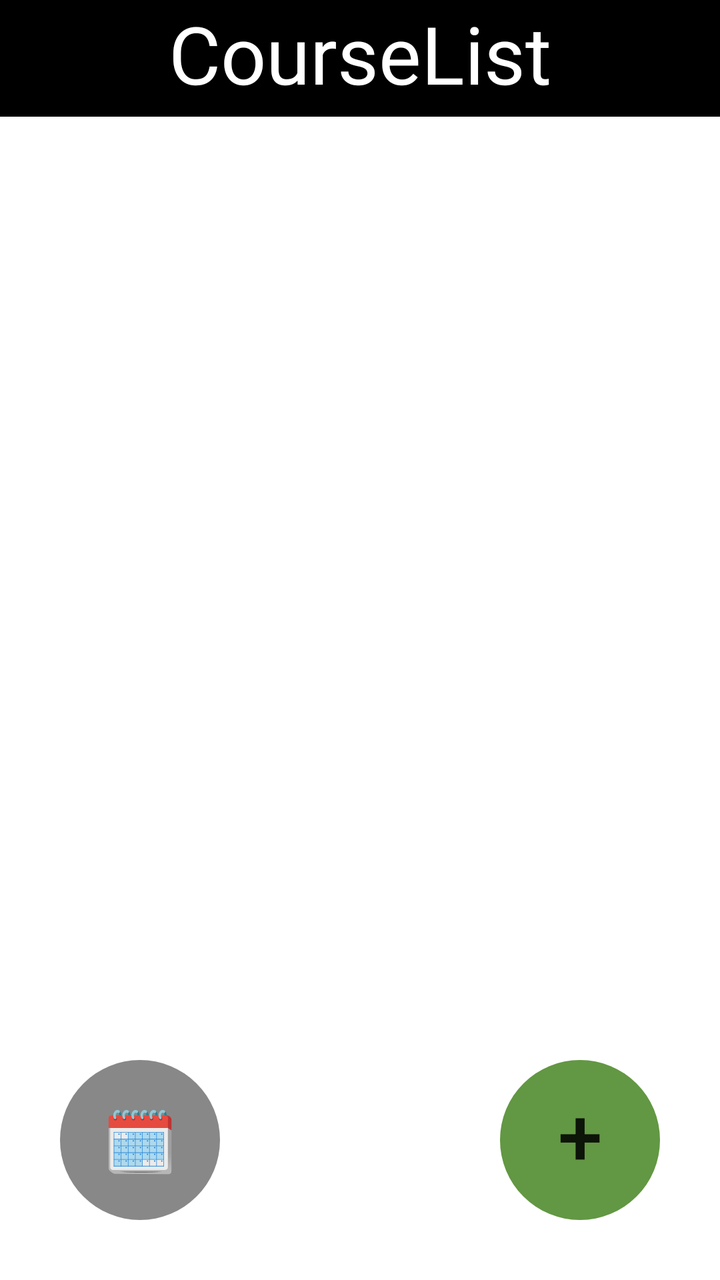
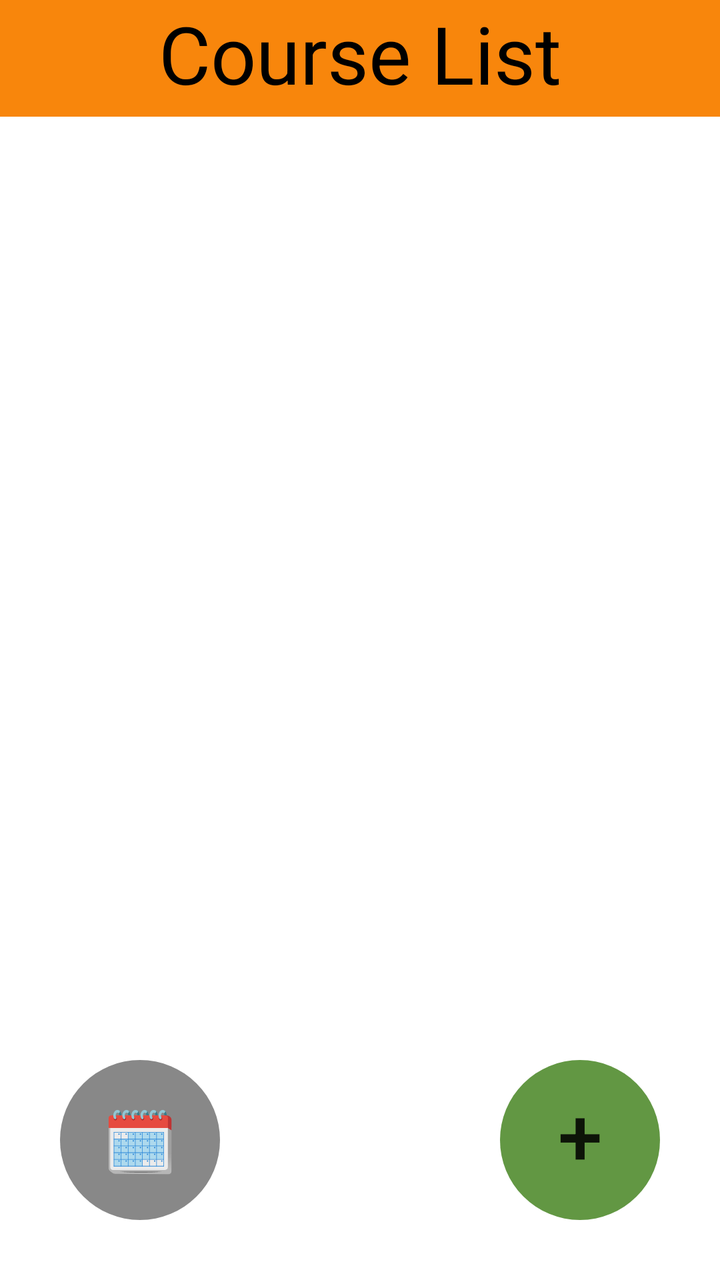

An Android layout rendered at two revisions. The XML below is the earlier revision; the diff shows what the commit changed to produce the second picture.
<!-- AndroidManifest.xml: application theme Theme.Ecampus -->
<!-- res/layout/main_layout.xml -->
<?xml version="1.0" encoding="utf-8"?>
<FrameLayout
    xmlns:android="http://schemas.android.com/apk/res/android"
    xmlns:tools="http://schemas.android.com/tools"
    xmlns:app="http://schemas.android.com/apk/res-auto"
    android:layout_width="match_parent"
    android:layout_height="match_parent"
    android:background="@color/black">
    <LinearLayout
        android:id="@+id/mainview"
        android:orientation="vertical"
        android:layout_width="match_parent"
        android:layout_height="match_parent"
        tools:context=".MainActivity"
        android:background="@color/white">
        <TextView
            android:layout_width="match_parent"
            android:layout_height="wrap_content"
            android:textSize="40sp"
            android:text="CourseList"
            android:textAlignment="center"
            android:background="@color/black"
            android:textColor="@color/white"
            android:paddingBottom="5dp"/>
    </LinearLayout>
    <androidx.constraintlayout.widget.ConstraintLayout
        android:layout_width="match_parent"
        android:layout_height="match_parent">

        <Space
            android:id="@+id/space2"
            android:layout_width="30dp"
            android:layout_height="30dp"
            app:layout_constraintBottom_toBottomOf="parent"
            app:layout_constraintStart_toStartOf="parent" />

        <Button
            android:id="@+id/button2"
            android:layout_width="80dp"
            android:layout_height="80dp"
            android:background="@drawable/round_button"
            android:backgroundTint="@color/green"
            android:onClick="newCourse"
            android:paddingBottom="6dp"
            android:text="+"
            android:textAlignment="center"
            android:textSize="40dp"
            app:layout_constraintBottom_toTopOf="@+id/space"
            app:layout_constraintEnd_toStartOf="@+id/space" />

        <Button
            android:id="@+id/button3"
            android:layout_width="80dp"
            android:layout_height="80dp"
            android:onClick="toCalendar"
            android:text="🗓️"
            android:textSize="30dp"
            android:background="@drawable/round_button"
            android:backgroundTint="@color/gray"
            app:layout_constraintBottom_toTopOf="@+id/space2"
            app:layout_constraintStart_toEndOf="@+id/space2" />

        <Space
            android:id="@+id/space"
            android:layout_width="30dp"
            android:layout_height="30dp"
            app:layout_constraintBottom_toBottomOf="parent"
            app:layout_constraintEnd_toEndOf="parent" />
    </androidx.constraintlayout.widget.ConstraintLayout>
</FrameLayout>
<!-- resources referenced by this layout -->
<resources>
  <color name="black">#FF000000</color>
  <color name="gray">#888</color>
  <color name="green">#629743</color>
  <color name="white">#FFFFFFFF</color>
  <!-- drawable round_button (drawable) -->
  <shape xmlns:android="http://schemas.android.com/apk/res/android"
      android:shape="rectangle">
      <corners android:radius="50dp" />
  </shape>
  <style name="Theme.Ecampus" parent="Theme.AppCompat.Light.NoActionBar" />
</resources>

<!-- the commit's change to res/layout/main_layout.xml (unified diff, before → after) -->
@@ -5,7 +5,7 @@
     xmlns:app="http://schemas.android.com/apk/res-auto"
     android:layout_width="match_parent"
     android:layout_height="match_parent"
-    android:background="@color/black">
+    android:background="@color/orange">
     <LinearLayout
         android:id="@+id/mainview"
         android:orientation="vertical"
@@ -17,10 +17,10 @@
             android:layout_width="match_parent"
             android:layout_height="wrap_content"
             android:textSize="40sp"
-            android:text="CourseList"
+            android:text="Course List"
             android:textAlignment="center"
-            android:background="@color/black"
-            android:textColor="@color/white"
+            android:background="@color/orange"
+            android:textColor="@color/black"
             android:paddingBottom="5dp"/>
     </LinearLayout>
     <androidx.constraintlayout.widget.ConstraintLayout
<!-- resource entries referenced after the edit -->
@@ -3,12 +3,15 @@
   <color name="black">#FF000000</color>
   <color name="gray">#888</color>
   <color name="green">#629743</color>
+  <color name="orange">#f8860c</color>
   <color name="white">#FFFFFFFF</color>
   <!-- drawable round_button (drawable) -->
   <shape xmlns:android="http://schemas.android.com/apk/res/android"
       android:shape="rectangle">
       <corners android:radius="50dp" />
   </shape>
-  <style name="Theme.Ecampus" parent="Theme.AppCompat.Light.NoActionBar" />
+  <style name="Theme.Ecampus" parent="Theme.AppCompat.Light.NoActionBar">
+          <item name="android:windowLightStatusBar">true</item>
+      </style>
 </resources>
 
